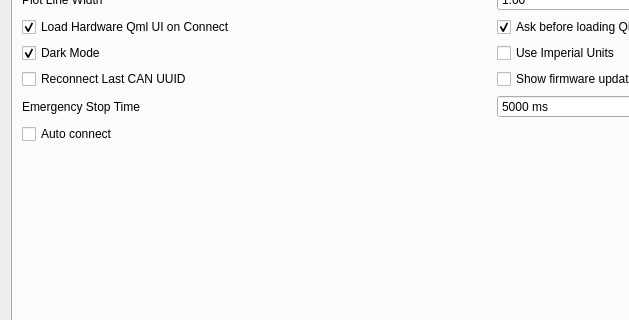
Before: the Qt Designer form preferences.ui in vitalii-bokhin/vesc_tool, drawn with Qt 5; both pictures show x 0 to 629 and y 87 to 407 of the 988 by 548 pixel window.
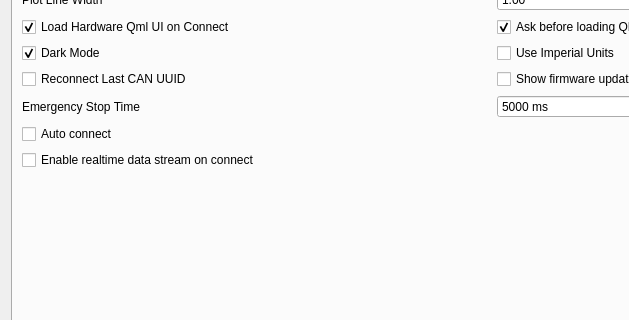
After: the same form once the commit is applied. Icons and pictures are not drawn. Custom widgets are drawn as their Qt base class.

Commit message: rt stream on connect

```diff
--- a/preferences.ui
+++ b/preferences.ui
@@ -164,6 +164,13 @@
             </property>
            </widget>
           </item>
+         <item row="7" column="0">
+           <widget class="QCheckBox" name="streamOnConnectBox">
+            <property name="text">
+             <string>Enable realtime data stream on connect</string>
+            </property>
+           </widget>
+          </item>
          <item row="5" column="1">
           <widget class="QSpinBox" name="estopTimeBox">
            <property name="toolTip">
```
The commit also changes 3 other files.
